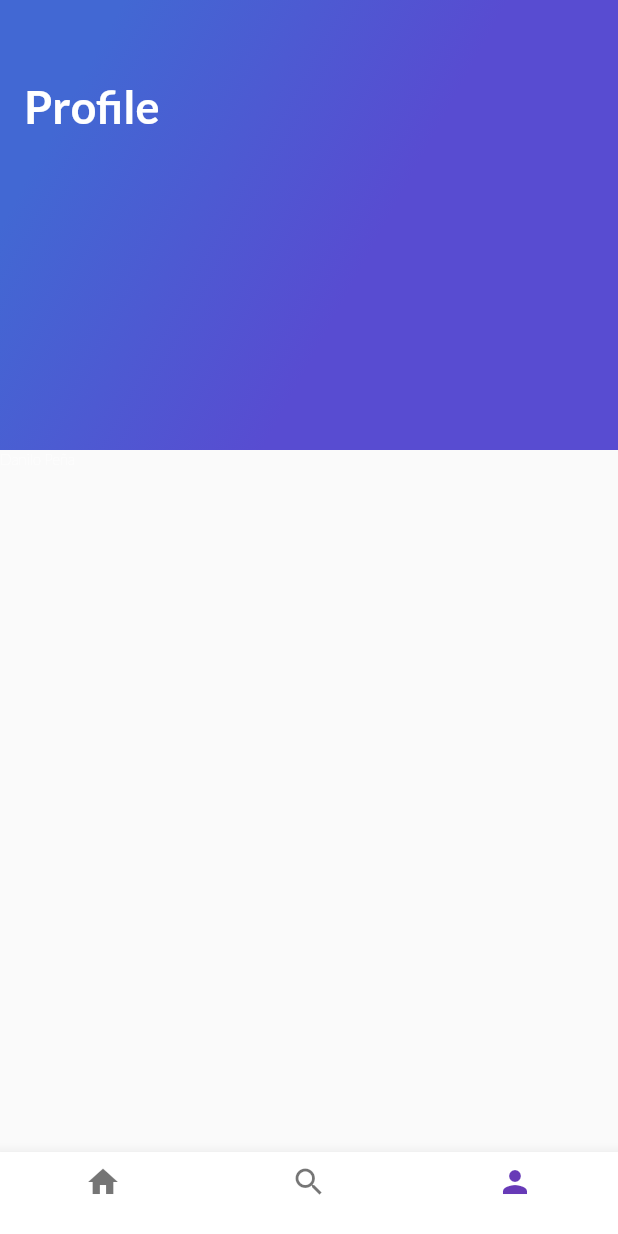
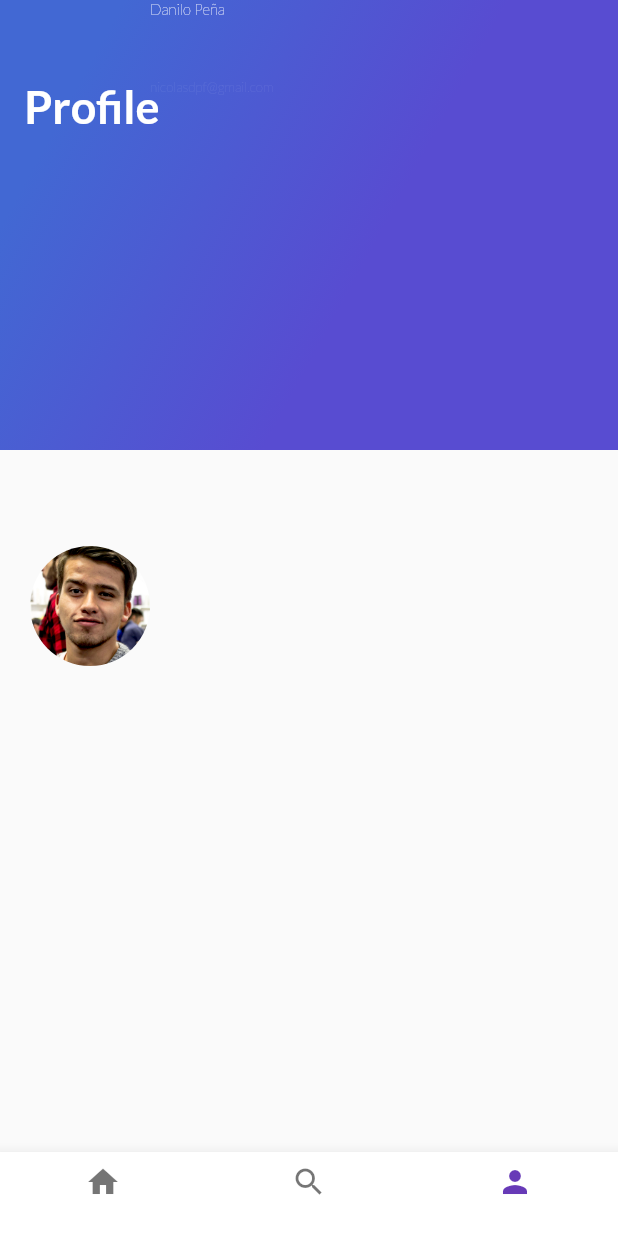
Before and after one commit to nicolasdpf/FlutterPlatziTrips, a Flutter app: the screen it shows after launch, item 3 of the bottom bar chosen, on a phone screen of 412 x 824 dp. Run offline on Flutter 3.47's test engine with Material 2 defaults, Android fonts, the phone set to English and light mode, and no system bars.

Commit message:
Profile prooves

```diff
--- a/lib/profile/header_profile.dart
+++ b/lib/profile/header_profile.dart
@@ -6,13 +6,8 @@ class HeaderProfile extends StatelessWidget{
   Widget build(BuildContext context) {
     return Stack(
       children: <Widget>[
-        ListView(
-          children: <Widget>[
-          GradientBack("Profile", 300.0),
-          ReviewProfile("assets/img/profileP.jpg","Danilo Peña", "nicolasdpf@gmail.com")
-
-          ],
-        ),
+        GradientBack("Profile", 300.0),
+        ReviewProfile("assets/img/profileP.jpg","Danilo Peña", "nicolasdpf@gmail.com"),
       ],
     );
   }
--- a/lib/profile/review_profile.dart
+++ b/lib/profile/review_profile.dart
@@ -22,6 +22,9 @@ class ReviewProfile extends StatelessWidget{
       ),
     );
     final myEmail = Container(
+      margin: EdgeInsets.only(
+        top:40,
+      ),
       child: Text(
         email,
         textAlign: TextAlign.left,
@@ -35,6 +38,12 @@ class ReviewProfile extends StatelessWidget{
     );
 
     final photo = Container(
+      margin: EdgeInsets.only(
+        top: 40.0,
+        left: 20.0
+      ),
+      width: 80,
+      height: 80,
       decoration: BoxDecoration(
         shape: BoxShape.circle,
         image: DecorationImage(
@@ -44,13 +53,13 @@ class ReviewProfile extends StatelessWidget{
     );
 
     final userDetails = Column(
-
       crossAxisAlignment: CrossAxisAlignment.start,
       children: <Widget>[
         myName,
         myEmail,
       ],
     );
+    //return photo;
     return Row(
       children: <Widget>[
         photo,
--- a/lib/review.dart
+++ b/lib/review.dart
@@ -10,6 +10,7 @@ class Review extends StatelessWidget {
 
   @override
   Widget build(BuildContext context) {
+
     final userComment = Container(
       margin: EdgeInsets.only(
           left: 20.0
@@ -24,6 +25,7 @@ class Review extends StatelessWidget {
         ),
       ),
     );
+
     final userInfo = Container(
       margin: EdgeInsets.only(
           left: 20.0
@@ -61,6 +63,7 @@ class Review extends StatelessWidget {
         userComment
       ],
     );
+
     final photo = Container (
       margin: EdgeInsets.only(
         top: 20.0,
```
